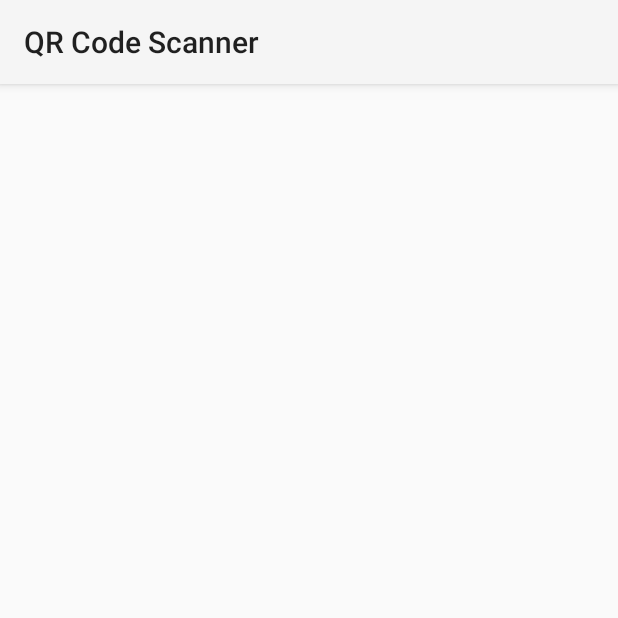
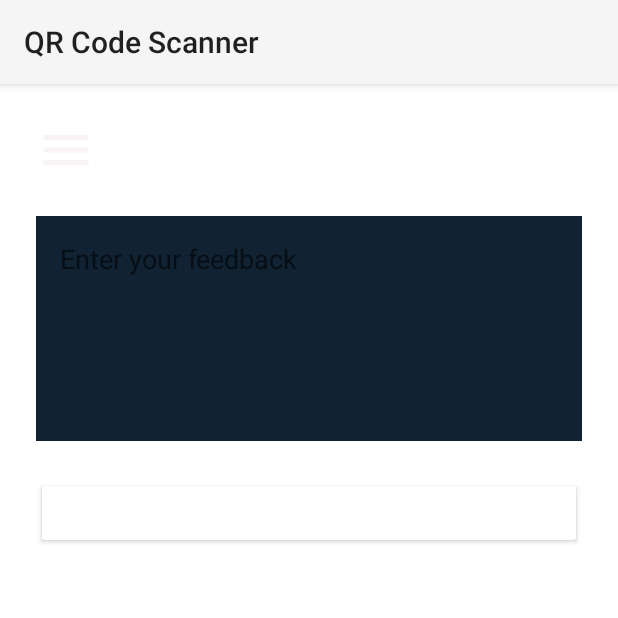
Before and after one commit to saitarun1806/QR-CODE-SCANNER, an Android app: the FeedbackActivity screen opened directly, with no data from a screen before it, on a phone screen of 412 x 824 dp, the top half of it. Run offline under Robolectric (Android 15) with nearby library versions, the phone set to English and light mode, and no system bars; our stand-ins replace Firebase (no records; nobody signed in at launch, a user with empty details on screens opened directly).

Commit message:
Initial commit2

```diff
--- a/app/src/main/java/com/example/qrcodescanner/HistoryAdapter.java
+++ b/app/src/main/java/com/example/qrcodescanner/HistoryAdapter.java
@@ -54,7 +54,7 @@ public class HistoryAdapter extends RecyclerView.Adapter<HistoryAdapter.HistoryV
         // OnClick: Open ResultActivity with content
         holder.itemView.setOnClickListener(v -> {
             Intent intent = new Intent(context, ResultActivity.class);
-            intent.putExtra("qr_result", model.getContent());
+            intent.putExtra("qr_result", model.getContent()); // Use content directly
             context.startActivity(intent);
         });
 
--- a/app/src/main/res/layout/activity_feedback.xml
+++ b/app/src/main/res/layout/activity_feedback.xml
@@ -1,9 +1,69 @@
 <?xml version="1.0" encoding="utf-8"?>
-<androidx.constraintlayout.widget.ConstraintLayout xmlns:android="http://schemas.android.com/apk/res/android"
+<RelativeLayout
+    xmlns:android="http://schemas.android.com/apk/res/android"
     xmlns:app="http://schemas.android.com/apk/res-auto"
-    xmlns:tools="http://schemas.android.com/tools"
     android:layout_width="match_parent"
-    android:layout_height="match_parent"
-    tools:context=".FeedbackActivity">
+    android:layout_height="match_parent">
 
-</androidx.constraintlayout.widget.ConstraintLayout>
+    <!-- DrawerLayout inside RelativeLayout -->
+    <androidx.drawerlayout.widget.DrawerLayout
+        android:id="@+id/drawer_layout"
+        android:layout_width="match_parent"
+        android:layout_height="match_parent">
+
+        <!-- Main content inside DrawerLayout -->
+        <RelativeLayout
+            android:layout_width="match_parent"
+            android:layout_height="match_parent"
+            android:padding="24dp"
+            android:background="@color/white">
+
+            <!-- Menu (hamburger) Button -->
+            <ImageView
+                android:id="@+id/menu_btn"
+                android:layout_width="40dp"
+                android:layout_height="40dp"
+                android:layout_alignParentStart="true"
+                android:layout_alignParentTop="true"
+                android:src="@drawable/menu"
+                android:contentDescription="Menu"/>
+
+            <!-- Feedback EditText -->
+            <EditText
+                android:id="@+id/et_feedback"
+                android:layout_width="match_parent"
+                android:layout_height="150dp"
+                android:layout_below="@id/menu_btn"
+                android:layout_marginTop="24dp"
+                android:hint="Enter your feedback"
+                android:gravity="start"
+                android:padding="16dp"
+                android:background="#123"
+                android:inputType="textMultiLine"
+                android:maxLines="6"/>
+
+            <!-- Submit Button -->
+            <Button
+                android:id="@+id/btn_submit_feedback"
+                android:layout_width="match_parent"
+                android:layout_height="wrap_content"
+                android:layout_below="@id/et_feedback"
+                android:layout_marginTop="24dp"
+                android:text="Submit"
+                android:backgroundTint="@color/white"
+                android:textColor="@android:color/white"/>
+        </RelativeLayout>
+
+        <!-- Navigation Drawer -->
+        <com.google.android.material.navigation.NavigationView
+            android:id="@+id/nav_view"
+            android:layout_width="250dp"
+            android:layout_height="match_parent"
+            android:layout_gravity="start"
+            android:fitsSystemWindows="true"
+            android:background="@color/black"
+            app:menu="@menu/menu_main"
+            app:itemTextColor="@color/white"
+            app:itemIconTint="@color/white"/>
+    </androidx.drawerlayout.widget.DrawerLayout>
+</RelativeLayout>
```
Also changed, not shown: app/src/main/java/com/example/qrcodescanner/FeedbackActivity.java (+52 -1 lines), app/src/main/java/com/example/qrcodescanner/ResultActivity.java (+16 -8 lines), app/src/main/java/com/example/qrcodescanner/ScannerActivity.java (+12 -2 lines).
